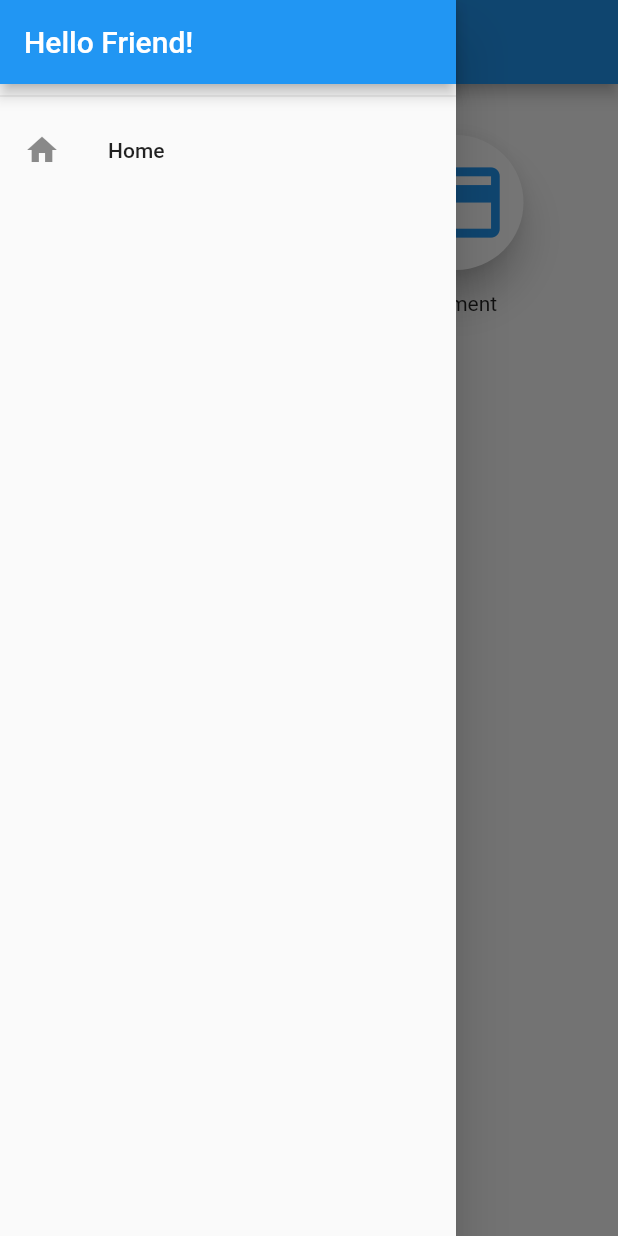
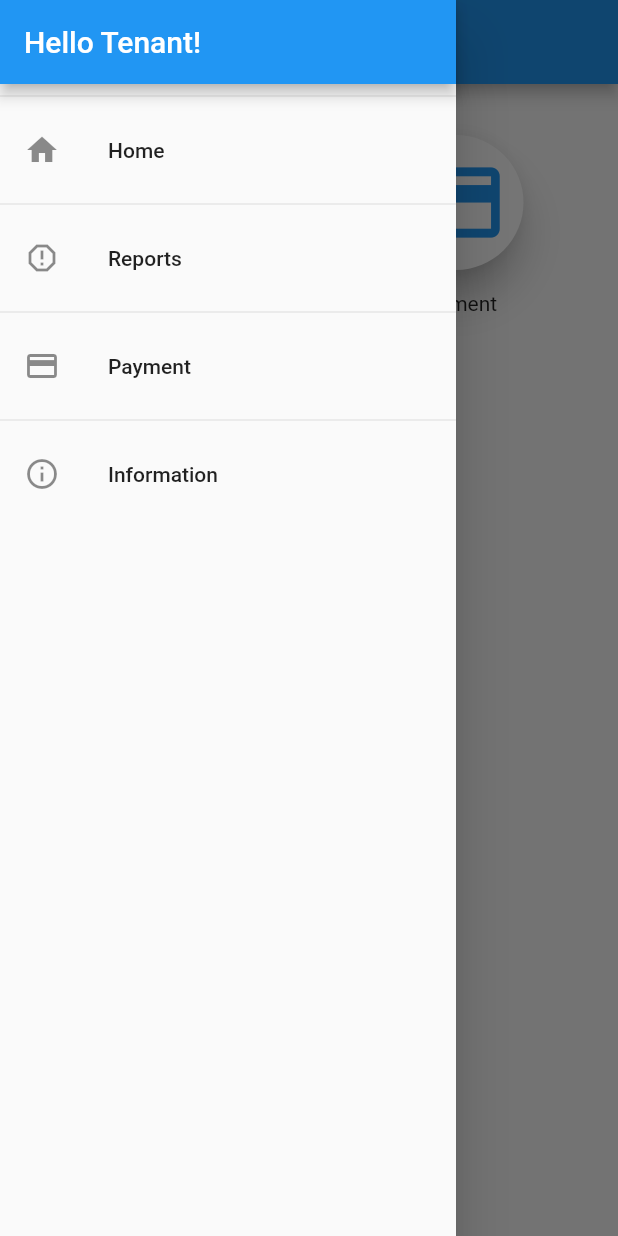
Before and after one commit to LiranFain22/MyBait-Final-Project, a Flutter app: the OverviewTenantScreen screen opened by its route, with the side drawer open, on a phone screen of 412 x 824 dp. Run offline on Flutter 3.47's test engine with Material 2 defaults, Android fonts, the phone set to English and light mode, and no system bars.

Commit message:
Working on Report flow

```diff
--- a/lib/main.dart
+++ b/lib/main.dart
@@ -2,7 +2,8 @@ import 'package:flutter/material.dart';
 
 import './screens/overview_manager_screen.dart';
 import './screens/overview_tenant_screen.dart';
-
+import './screens/reports_screen.dart';
+import './screens/edit_report_screen.dart';
 import './screens/login_screen.dart';
 
 void main() {
@@ -19,6 +20,8 @@ class MyApp extends StatelessWidget {
       routes: {
         OverviewManagerScreen.routeName: (context) => OverviewManagerScreen(),
         OverviewTenantScreen.routeName: (context) => OverviewTenantScreen(),
+        ReportsScreen.routeName: (context) => ReportsScreen(''),
+        EditReportScreen.routeName:(context) => EditReportScreen(),
       },
     );
   }
--- /dev/null
+++ b/lib/models/report.dart
@@ -0,0 +1,17 @@
+import 'package:flutter/material.dart';
+
+class Report {
+  final String? id;
+  final String? title;
+  final String? description;
+  final String? location;
+  final String? imageUrl;
+
+  Report({
+    @required this.id,
+    @required this.title,
+    @required this.description,
+    @required this.location,
+    @required this.imageUrl,
+  });
+}
--- a/lib/screens/overview_manager_screen.dart
+++ b/lib/screens/overview_manager_screen.dart
@@ -30,7 +30,7 @@ class _OverviewManagerScreenState extends State<OverviewManagerScreen> {
       appBar: AppBar(
         title: const Text('Manager - Main'),
       ),
-      drawer: AppDrawer(),
+      drawer: AppDrawer('MANAGER'),
       body: Padding(
         padding: const EdgeInsets.all(10),
         child: GridView.builder(
--- a/lib/screens/overview_tenant_screen.dart
+++ b/lib/screens/overview_tenant_screen.dart
@@ -1,4 +1,7 @@
 import 'package:flutter/material.dart';
+import 'package:mybait/models/report.dart';
+
+import 'reports_screen.dart';
 
 import '../widgets/app_drawer.dart';
 
@@ -7,6 +10,14 @@ class _MenuItem {
   final String title;
 
   _MenuItem(this.icon, this.title);
+
+  IconData get getIcon {
+    return icon;
+  }
+
+  String get getTitle {
+    return title;
+  }
 }
 
 class OverviewTenantScreen extends StatefulWidget {
@@ -30,7 +41,7 @@ class _OverviewTenantScreenState extends State<OverviewTenantScreen> {
       appBar: AppBar(
         title: const Text('Tenant - Main'),
       ),
-      drawer: AppDrawer(),
+      drawer: AppDrawer('TENANT'),
       body: Padding(
         padding: const EdgeInsets.all(10),
         child: GridView.builder(
@@ -41,7 +52,17 @@ class _OverviewTenantScreenState extends State<OverviewTenantScreen> {
             return Padding(
               padding: const EdgeInsets.all(20.0),
               child: InkWell(
-                onTap: () {},
+                onTap: () {
+                  if (menuList[position].getTitle == 'Report') {
+                    Navigator.of(context).pushNamed(ReportsScreen.routeName);
+                  }
+                  if (menuList[position].getTitle == 'Payment') {
+                    // todo: implement payment screen
+                  }
+                  if (menuList[position].getTitle == 'Information') {
+                    // todo: implement information screen
+                  }
+                },
                 child: Center(
                   child: Column(
                     children: [
--- a/lib/widgets/app_drawer.dart
+++ b/lib/widgets/app_drawer.dart
@@ -1,15 +1,21 @@
 import 'package:flutter/material.dart';
 
 import '../screens/overview_manager_screen.dart';
+import '../screens/overview_tenant_screen.dart';
+import '../screens/reports_screen.dart';
+
 
 class AppDrawer extends StatelessWidget {
-  @override
-  Widget build(BuildContext context) {
-    return Drawer(
-      child: Column(
+  final String userType;
+
+  AppDrawer(this.userType);
+
+  Widget userDrawerToShow(BuildContext context, String userType) {
+    if (userType == 'MANAGER') {
+      return Column(
         children: [
           AppBar(
-            title: const Text('Hello Friend!'),
+            title: const Text('Hello Manager!'), // todo: change to name of user base Firebase!
             automaticallyImplyLeading: false,
           ),
           const Divider(),
@@ -17,11 +23,85 @@ class AppDrawer extends StatelessWidget {
             leading: Icon(Icons.home),
             title: Text('Home'),
             onTap: () {
-              Navigator.of(context).pushReplacementNamed(OverviewManagerScreen.routeName);
+              Navigator.of(context)
+                  .pushReplacementNamed(OverviewManagerScreen.routeName);
+            },
+          ),
+          const Divider(),
+          ListTile(
+            leading: Icon(Icons.error_outline),
+            title: Text('Managing Fault'),
+            onTap: () {
+              // todo: implement Managing Fault Page
+            },
+          ),
+          const Divider(),
+          ListTile(
+            leading: Icon(Icons.attach_money_outlined),
+            title: Text('Cash Register'),
+            onTap: () {
+              // todo: implement Cash Register Page
+            },
+          ),
+          const Divider(),
+          ListTile(
+            leading: Icon(Icons.account_circle_outlined),
+            title: Text('Information'),
+            onTap: () {
+              // todo: implement Information Page
             },
           ),
         ],
-      ),
+      );
+    }
+    return Column(
+        children: [
+          AppBar(
+            title: const Text('Hello Tenant!'), // todo: change to name of user base Firebase!
+            automaticallyImplyLeading: false,
+          ),
+          const Divider(),
+          ListTile(
+            leading: Icon(Icons.home),
+            title: Text('Home'),
+            onTap: () {
+              Navigator.of(context)
+                  .pushReplacementNamed(OverviewTenantScreen.routeName);
+            },
+          ),
+          const Divider(),
+          ListTile(
+            leading: Icon(Icons.report_gmailerrorred),
+            title: Text('Reports'),
+            onTap: () {
+              Navigator.of(context)
+                  .pushReplacementNamed(ReportsScreen.routeName);
+            },
+          ),
+          const Divider(),
+          ListTile(
+            leading: Icon(Icons.payment_outlined),
+            title: Text('Payment'),
+            onTap: () {
+              // todo: implement Payment Page
+            },
+          ),
+          const Divider(),
+          ListTile(
+            leading: Icon(Icons.info_outline),
+            title: Text('Information'),
+            onTap: () {
+              // todo: implement Information Page
+            },
+          ),
+        ],
+      );
+  }
+
+  @override
+  Widget build(BuildContext context) {
+    return Drawer(
+      child: userDrawerToShow(context, userType)
     );
   }
 }
```
Also changed, not shown: lib/screens/edit_report_screen.dart (added, +205 -0 lines), lib/screens/login_screen.dart (+6 -41 lines), lib/screens/reports_screen.dart (added, +66 -0 lines).
